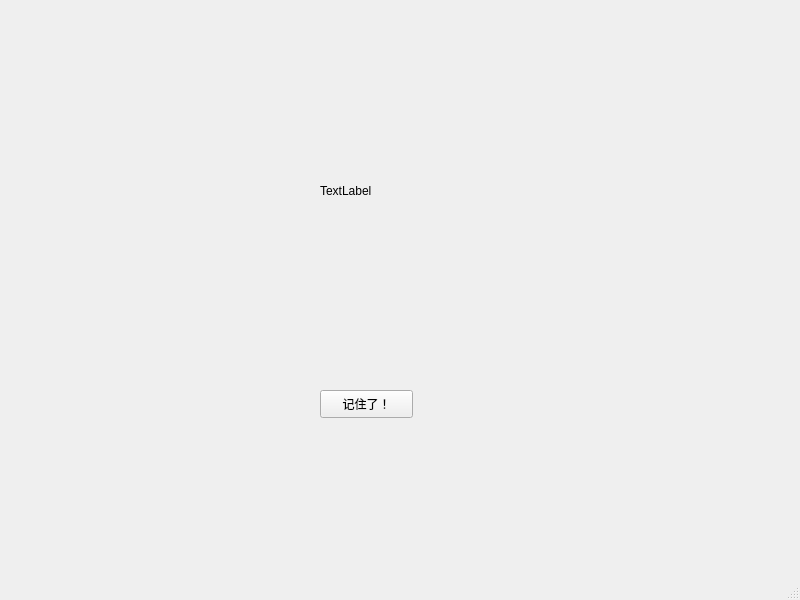
Qt form mainwindow.ui (wflzz/WordAssist) before a commit.
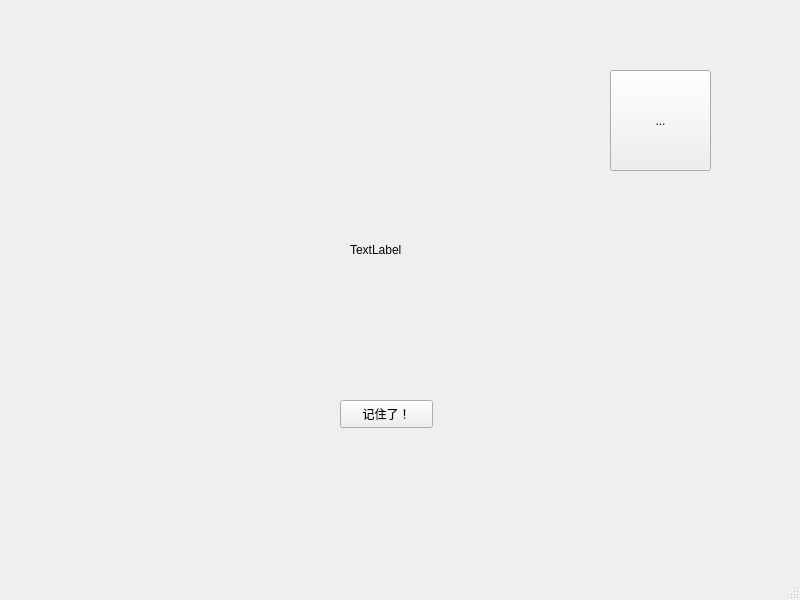
The same form after that commit.

What changed in the file:
```diff
--- a/mainwindow.ui
+++ b/mainwindow.ui
@@ -14,24 +14,24 @@
    <string>MainWindow</string>
   </property>
   <widget class="QWidget" name="centralwidget">
-   <widget class="QLabel" name="wordLabel">
+   <widget class="QToolButton" name="toolButton">
     <property name="geometry">
      <rect>
-      <x>320</x>
-      <y>160</y>
+      <x>610</x>
+      <y>70</y>
       <width>101</width>
-      <height>61</height>
+      <height>101</height>
      </rect>
     </property>
     <property name="text">
-     <string>TextLabel</string>
+     <string>...</string>
     </property>
    </widget>
    <widget class="QPushButton" name="rememberedButton">
     <property name="geometry">
      <rect>
-      <x>320</x>
-      <y>390</y>
+      <x>340</x>
+      <y>400</y>
       <width>93</width>
       <height>28</height>
      </rect>
@@ -40,6 +40,19 @@
      <string>记住了！</string>
     </property>
    </widget>
+   <widget class="QLabel" name="wordLabel">
+    <property name="geometry">
+     <rect>
+      <x>350</x>
+      <y>240</y>
+      <width>69</width>
+      <height>19</height>
+     </rect>
+    </property>
+    <property name="text">
+     <string>TextLabel</string>
+    </property>
+   </widget>
   </widget>
   <widget class="QMenuBar" name="menubar">
    <property name="geometry">
```
Left out of the diff: 24 changed lines with no effect on the pictures.
